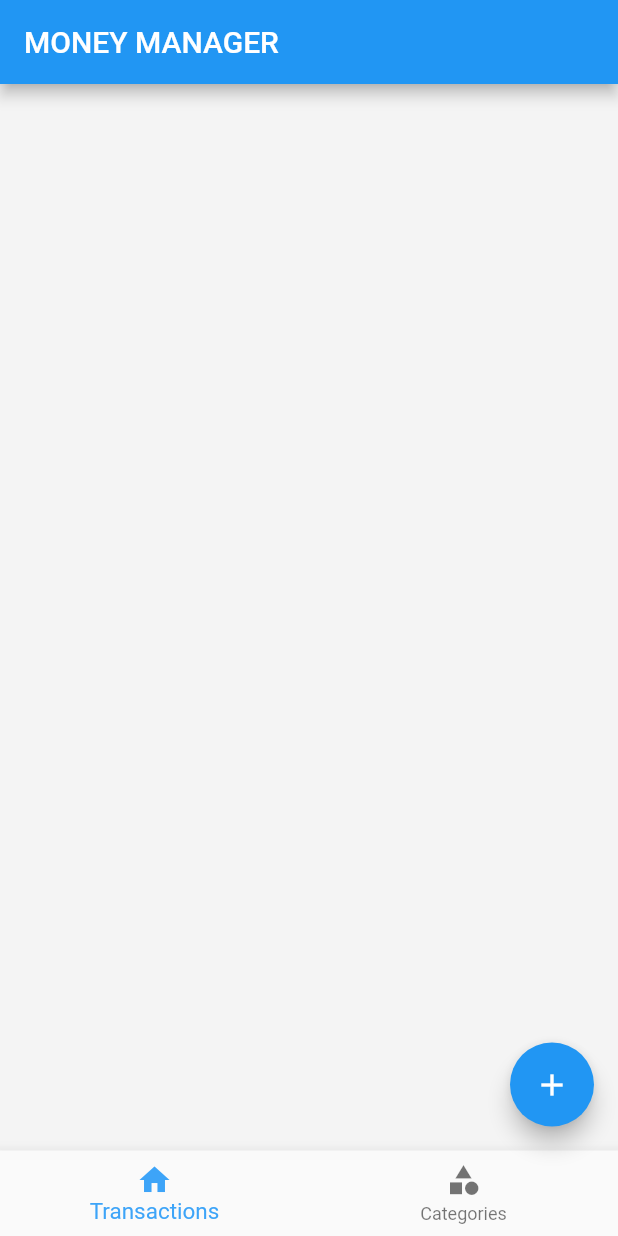
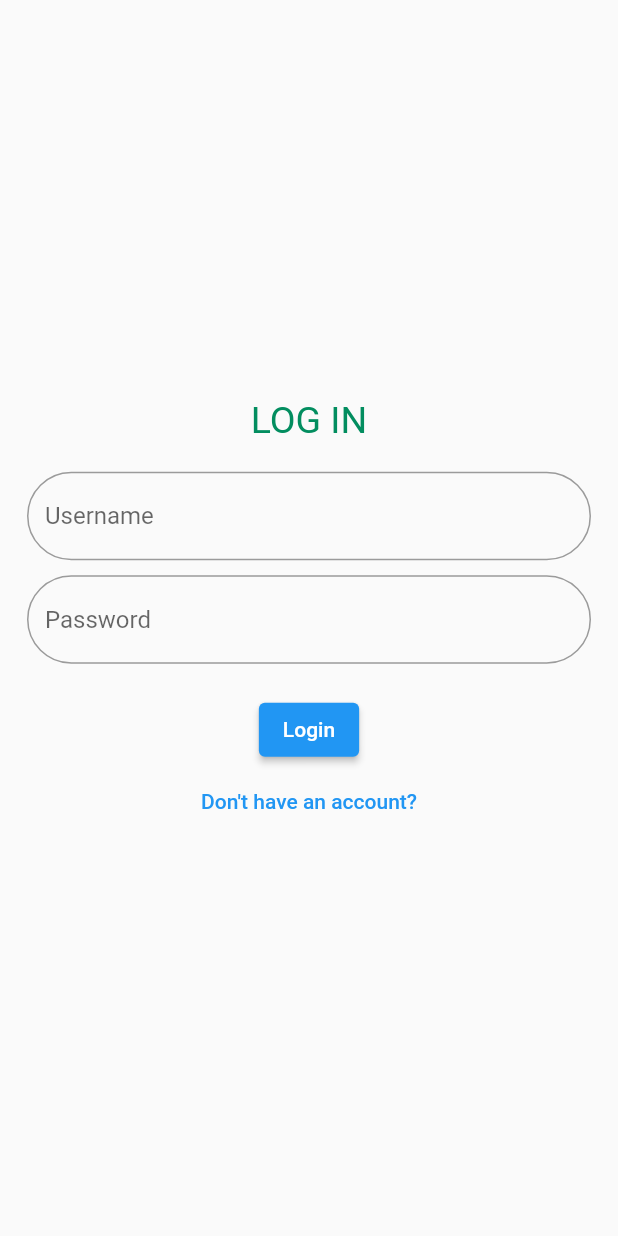
Before and after one commit to Abhiedl/money_manager, a Flutter app: the screen it shows after launch, on a phone screen of 412 x 824 dp. Run offline on Flutter 3.47's test engine with Material 2 defaults, Android fonts, the phone set to English and light mode, and no system bars; our stand-ins replace flutter_slidable, hive, hive_flutter; accounts and stored records are empty.

Commit message:
Added Registration screen and login screen

```diff
--- /dev/null
+++ b/lib/db/login/login_db.dart
@@ -0,0 +1,31 @@
+import 'package:hive_flutter/adapters.dart';
+//import 'package:money_manager/db/transaction/transaction_db.dart';
+import 'package:money_manager/models/login/login_model.dart';
+
+const LOGIN_DB_NAME = 'login_db';
+
+abstract class LoginDbFunctions {
+  Future<void> addLoginCredentials(LoginModel obj);
+  Future<List<LoginModel>> getUsers();
+}
+
+class LoginDb implements LoginDbFunctions {
+  LoginDb.internal();
+  static LoginDb instance = LoginDb.internal();
+
+  factory LoginDb() {
+    return instance;
+  }
+
+  @override
+  Future<void> addLoginCredentials(LoginModel obj) async {
+    final _db = await Hive.openBox<LoginModel>('LOGIN_DB_NAME');
+    await _db.put(obj.id, obj);
+  }
+
+  @override
+  Future<List<LoginModel>> getUsers() async {
+    final Login_db = await Hive.openBox<LoginModel>('LOGIN_DB_NAME');
+    return Login_db.values.toList();
+  }
+}
--- a/lib/main.dart
+++ b/lib/main.dart
@@ -3,12 +3,15 @@ import 'package:hive_flutter/adapters.dart';
 import 'package:money_manager/models/category/category_model.dart';
 import 'package:money_manager/models/transaction/transaction_model.dart';
 import 'package:money_manager/screens/add%20transactions/screen_add_transactions.dart';
-import 'package:money_manager/screens/home/screen_home.dart';
 import 'package:money_manager/screens/splash/splash_screen.dart';
+import 'package:money_manager/models/login/login_model.dart';
 
 Future<void> main() async {
   WidgetsFlutterBinding.ensureInitialized();
   await Hive.initFlutter();
+  if (!Hive.isAdapterRegistered(LoginModelAdapter().typeId)) {
+    Hive.registerAdapter(LoginModelAdapter());
+  }
   if (!Hive.isAdapterRegistered(CategoryTypeAdapter().typeId)) {
     Hive.registerAdapter(CategoryTypeAdapter());
   }
--- /dev/null
+++ b/lib/models/login/login_model.dart
@@ -0,0 +1,21 @@
+import 'package:hive/hive.dart';
+part 'login_model.g.dart';
+
+@HiveType(typeId: 4)
+class LoginModel {
+  @HiveField(0)
+  final String username;
+
+  @HiveField(1)
+  final String password;
+
+  @HiveField(2)
+  String? id;
+
+  LoginModel({
+    required this.username,
+    required this.password,
+  }) {
+    id = DateTime.now().millisecondsSinceEpoch.toString();
+  }
+}
--- a/lib/screens/home/screen_home.dart
+++ b/lib/screens/home/screen_home.dart
@@ -29,10 +29,8 @@ class ScreenHome extends StatelessWidget {
       floatingActionButton: FloatingActionButton(
         onPressed: () {
           if (selectedIndexNotifier.value == 0) {
-            print('Add Transactions.');
             Navigator.of(context).pushNamed(ScreenAddTransaction.routeName);
           } else {
-            print('Add Categories.');
             showCategoryAddPopup(context);
             // final _sample = CategoryModel(
             //   id: DateTime.now().millisecondsSinceEpoch.toString(),
--- /dev/null
+++ b/lib/screens/log_in/log_in.dart
@@ -0,0 +1,106 @@
+import 'package:flutter/material.dart';
+import 'package:money_manager/db/login/login_db.dart';
+import 'package:money_manager/models/login/login_model.dart';
+import 'package:money_manager/screens/Register/register_page.dart';
+import 'package:money_manager/screens/home/screen_home.dart';
+
+final _usernameTextEditingController = TextEditingController();
+final _passwordTextEditingController = TextEditingController();
+final loginList = LoginDb.instance.getUsers();
+
+class LogInScreen extends StatelessWidget {
+  const LogInScreen({super.key});
+
+  @override
+  Widget build(BuildContext context) {
+    return Scaffold(
+      body: Padding(
+        padding: const EdgeInsets.all(18.0),
+        child: Column(
+          mainAxisAlignment: MainAxisAlignment.center,
+          children: [
+            const Text(
+              'LOG IN',
+              style: TextStyle(
+                  color: Color.fromARGB(255, 2, 141, 95), fontSize: 25),
+            ),
+            const Padding(
+              padding: EdgeInsets.only(bottom: 20),
+            ),
+            TextFormField(
+              controller: _usernameTextEditingController,
+              decoration: const InputDecoration(
+                border: OutlineInputBorder(
+                    borderRadius: BorderRadius.all(Radius.circular(100))),
+                hintText: 'Username',
+              ),
+            ),
+            const SizedBox(
+              height: 10,
+            ),
+            TextFormField(
+              controller: _passwordTextEditingController,
+              decoration: const InputDecoration(
+                border: OutlineInputBorder(
+                    borderRadius: BorderRadius.all(Radius.circular(100))),
+                hintText: 'Password',
+              ),
+            ),
+            const SizedBox(
+              height: 20,
+            ),
+            ElevatedButton(
+                onPressed: () async {
+                  final _user = _usernameTextEditingController.text.trim();
+                  final _pass = _passwordTextEditingController.text.trim();
+                  bool isUserFound = false;
+                  final _logindata = await LoginDb.instance.getUsers();
+                  final _loginUserPass = _logindata.toList();
+
+                  await Future.forEach(_loginUserPass, (user) {
+                    if (user.username == _user && user.password == _pass) {
+                      isUserFound = true;
+                      Navigator.of(context).pushReplacement(
+                          MaterialPageRoute(builder: ((context) {
+                        return const ScreenHome();
+                      })));
+                    } else {
+                      isUserFound == false;
+                      return;
+                    }
+                  });
+                },
+                child: const Text('Login')),
+            TextButton(
+                onPressed: () {
+                  Navigator.of(context).push(MaterialPageRoute(builder: (ctx) {
+                    return const RegistrationScreen();
+                  }));
+                },
+                child: const Text('Don\'t have an account?'))
+          ],
+        ),
+      ),
+    );
+  }
+
+  Future<void> checkUser(
+      List<LoginModel> loginList, BuildContext context) async {
+    final _user = _usernameTextEditingController.toString().trim();
+    final _pass = _passwordTextEditingController.toString().trim();
+    bool isUserFound = false;
+    await Future.forEach(loginList, (user) {
+      if (user.username == _user && user.password == _pass) {
+        isUserFound = true;
+        print('Username found');
+        Navigator.of(context)
+            .pushReplacement(MaterialPageRoute(builder: ((context) {
+          return const ScreenHome();
+        })));
+      } else {
+        isUserFound == false;
+        return;
+      }
+    });
+  }
+}
```
Also changed, not shown: lib/screens/Register/register_page.dart (added, +77 -0 lines), lib/screens/add transactions/screen_add_transactions.dart (+0 -11 lines), lib/screens/splash/splash_screen.dart (+3 -5 lines), lib/models/login/login_model.g.dart (added).
